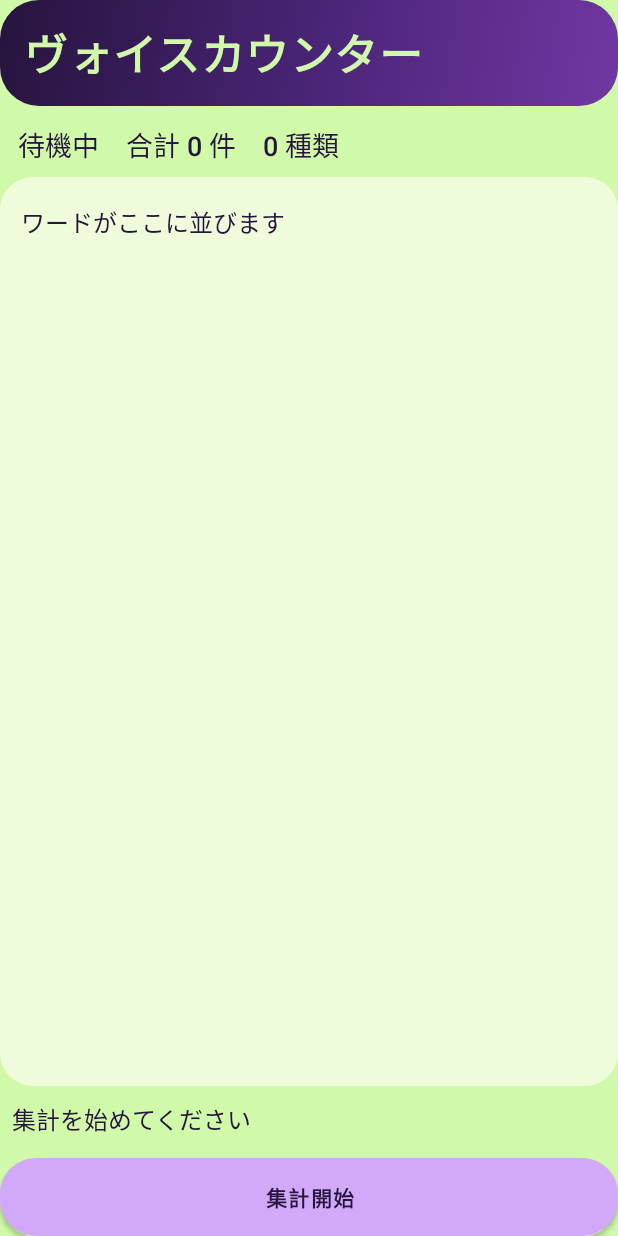
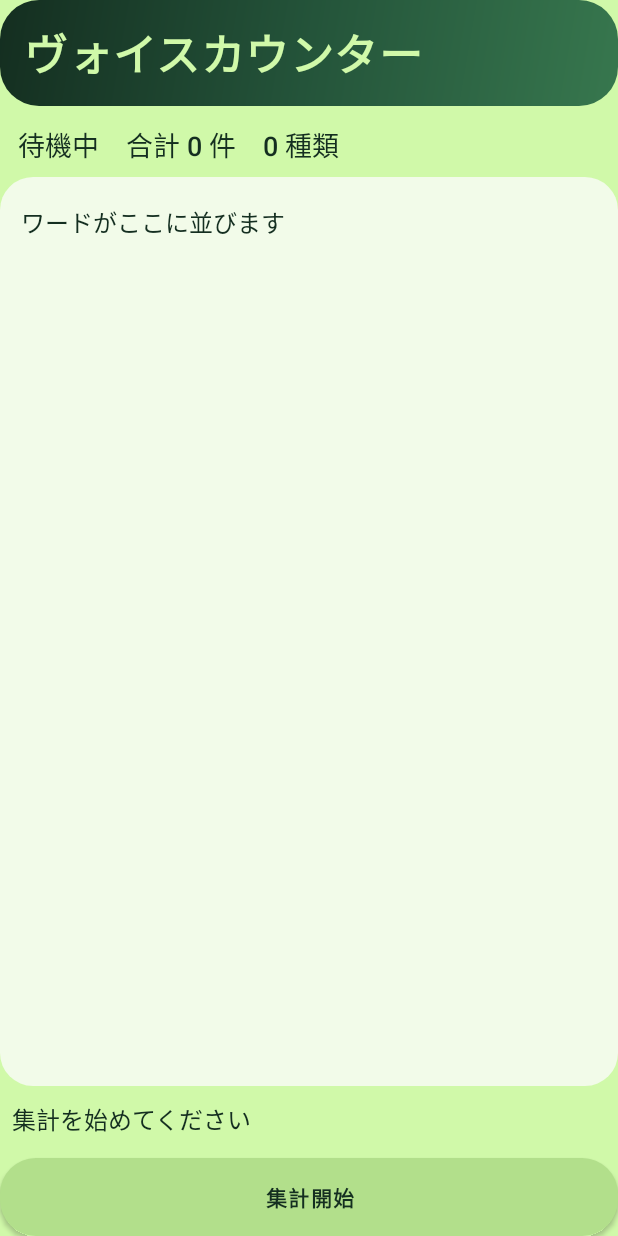
Before and after one commit to mo201602-max/VoiceCounter, an Android app: the screen it shows after launch (MainActivity), on a phone screen of 412 x 824 dp. Run offline under Robolectric (Android 15) with nearby library versions, the phone set to English and light mode, and no system bars.

Commit message:
Use a green palette throughout Voice Counter

```diff
--- a/app/build.gradle
+++ b/app/build.gradle
@@ -8,8 +8,8 @@ android {
         applicationId 'jp.voicetally.app'
         minSdk 23
         targetSdk 35
-        versionCode 3
-        versionName '1.1.1'
+        versionCode 4
+        versionName '1.1.2'
     }
     compileOptions {
         sourceCompatibility JavaVersion.VERSION_17
--- a/app/src/main/java/jp/voicetally/app/MainActivity.java
+++ b/app/src/main/java/jp/voicetally/app/MainActivity.java
@@ -47,10 +47,10 @@ import org.json.JSONException;
 
 public final class MainActivity extends Activity {
     private static final int LIME = 0xffd0f9a9;
-    private static final int LILAC = 0xffd2a9f9;
-    private static final int PLUM = 0xff492476;
-    private static final int INK = 0xff26143d;
-    private static final int PANEL = 0xffeefcdb;
+    private static final int LEAF = 0xffb2df8b;
+    private static final int FOREST = 0xff24543a;
+    private static final int INK = 0xff142e20;
+    private static final int PANEL = 0xfff2fbe9;
     private static final int MICROPHONE = 10;
     private static final String READY = "ボタンを押して、ワードを1つ話す";
     private final LinkedHashMap<String, Long> counts = new LinkedHashMap<>();
@@ -97,7 +97,7 @@ public final class MainActivity extends Activity {
         title.setTextColor(LIME);
         title.setPadding(dp(16), dp(14), dp(16), dp(14));
         GradientDrawable banner = new GradientDrawable(GradientDrawable.Orientation.TL_BR,
-                new int[]{INK, PLUM, 0xff7137a2});
+                new int[]{INK, FOREST, 0xff37774e});
         banner.setCornerRadius(dp(26));
         title.setBackground(banner);
         title.setText("ヴォイスカウンター");
@@ -121,9 +121,9 @@ public final class MainActivity extends Activity {
         share = button(root, "CSVを共有", 56, view -> shareCsv());
         mic = button(root, "話してカウント", 84, view -> requestVoice());
         mic.setTextSize(22);
-        styleButton(session, LILAC, INK);
-        styleButton(share, PLUM, LIME);
-        styleButton(mic, PLUM, LIME);
+        styleButton(session, LEAF, INK);
+        styleButton(share, FOREST, LIME);
+        styleButton(mic, FOREST, LIME);
         setContentView(root);
         ViewCompat.requestApplyInsets(root);
     }
@@ -178,7 +178,7 @@ public final class MainActivity extends Activity {
         button.setLetterSpacing(0.06f);
         button.setTextColor(foreground);
         button.setBackgroundTintList(null);
-        button.setBackground(new RippleDrawable(ColorStateList.valueOf(0x44865abc),
+        button.setBackground(new RippleDrawable(ColorStateList.valueOf(0x40679b56),
                 shape(background, 24), null));
         LinearLayout.LayoutParams params = (LinearLayout.LayoutParams) button.getLayoutParams();
         params.topMargin = dp(8);
@@ -215,9 +215,9 @@ public final class MainActivity extends Activity {
             rows.addView(line);
             if (finished) {
                 View track = new View(this);
-                track.setBackground(shape(0xffe0c8f6, 9));
+                track.setBackground(shape(0xffc8dfb9, 9));
                 ViewCompat.setImportantForAccessibility(track, ViewCompat.IMPORTANT_FOR_ACCESSIBILITY_NO);
-                ClipDrawable fill = new ClipDrawable(shape(PLUM, 9), Gravity.LEFT, ClipDrawable.HORIZONTAL);
+                ClipDrawable fill = new ClipDrawable(shape(FOREST, 9), Gravity.LEFT, ClipDrawable.HORIZONTAL);
                 fill.setLevel(total > 0 ? (int) Math.round(10000.0 * entry.getValue() / total) : 0);
                 track.setForeground(fill);
                 rows.addView(track, new LinearLayout.LayoutParams(-1, dp(12)));
--- a/app/src/main/res/values/styles.xml
+++ b/app/src/main/res/values/styles.xml
@@ -1,9 +1,9 @@
 <resources>
     <style name="AppTheme" parent="android:style/Theme.Material.Light.NoActionBar">
-        <item name="android:colorAccent">#492476</item>
+        <item name="android:colorAccent">#24543A</item>
         <item name="android:windowBackground">#D0F9A9</item>
         <item name="android:statusBarColor">#D0F9A9</item>
-        <item name="android:navigationBarColor">#492476</item>
+        <item name="android:navigationBarColor">#24543A</item>
         <item name="android:windowLightStatusBar">true</item>
     </style>
 </resources>
```
